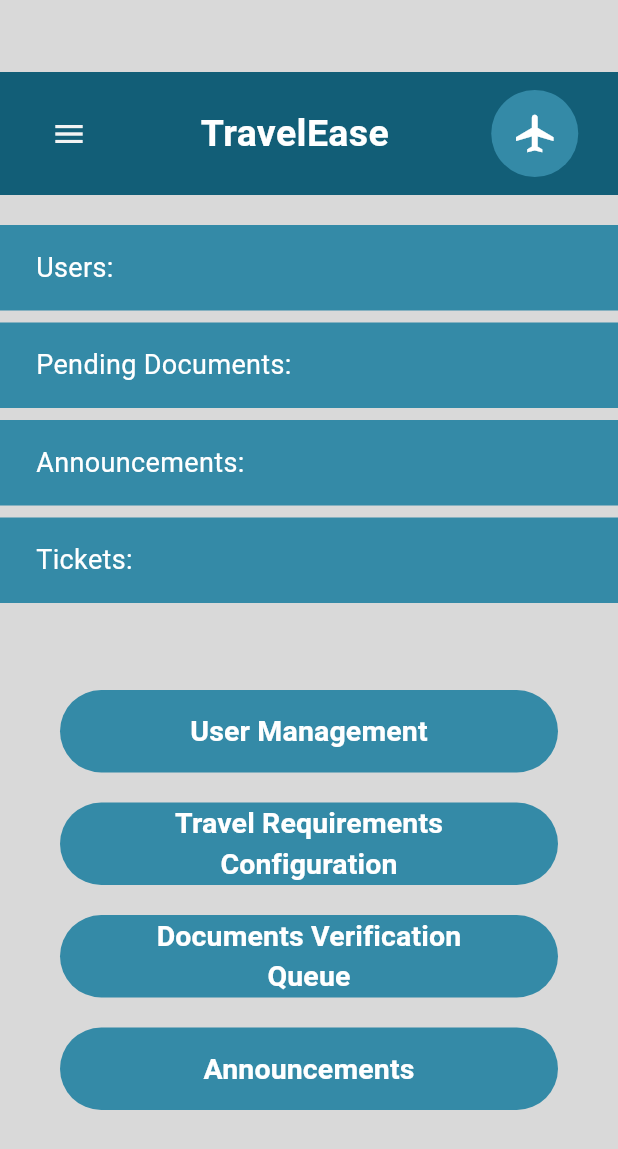
After one commit to BiancaEllaOcampo/TravelEase, a Flutter app: the AdminDashboardPage screen opened directly, on a phone screen of 412 x 824 dp. The commit adds this screen. Shown: the top 1149 px of the screen. Run offline on Flutter 3.47's test engine with Material 3 defaults, Android fonts, the phone set to English and light mode, and no system bars; network calls fail; Roboto replaces fonts that are missing (Kumbh Sans).

Commit message:
Admin dashbaord and admin login page

```diff
--- /dev/null
+++ b/lib/pages/admin_dashboard.dart
@@ -0,0 +1,219 @@
+import 'package:flutter/material.dart';
+
+class AdminDashboardPage extends StatelessWidget {
+  const AdminDashboardPage({super.key});
+
+  @override
+  Widget build(BuildContext context) {
+    return Scaffold(
+      body: Stack(
+        children: [
+          // Background
+          Container(
+            width: double.infinity,
+            height: double.infinity,
+            color: const Color(0xFFD9D9D9),
+          ),
+
+          // Header Banner
+          Positioned(
+            top: 48,
+            left: 0,
+            right: 0,
+            height: 82,
+            child: Container(
+              color: const Color(0xFF125E77),
+              child: Padding(
+                padding: const EdgeInsets.symmetric(horizontal: 22),
+                child: Row(
+                  mainAxisAlignment: MainAxisAlignment.spaceBetween,
+                  children: [
+                    IconButton(
+                      onPressed: () {},
+                      icon: const Icon(
+                        Icons.menu,
+                        color: Color(0xFFF3F3F3),
+                        size: 24,
+                      ),
+                    ),
+                    const Text(
+                      'TravelEase',
+                      style: TextStyle(
+                        color: Colors.white,
+                        fontSize: 25,
+                        fontWeight: FontWeight.bold,
+                        fontFamily: 'Kumbh Sans',
+                      ),
+                    ),
+                    Container(
+                      width: 67,
+                      height: 58,
+                      decoration: const BoxDecoration(
+                        shape: BoxShape.circle,
+                        color: Color(0xFF348AA7),
+                      ),
+                      child: const Icon(
+                        Icons.airplanemode_active,
+                        color: Colors.white,
+                        size: 30,
+                      ),
+                    ),
+                  ],
+                ),
+              ),
+            ),
+          ),
+
+          // Stats Cards
+          Positioned(
+            top: 150,
+            left: 0,
+            right: 0,
+            child: Column(
+              children: [
+                _AdminStatCard(
+                  label: 'Users:',
+                  value: '',
+                ),
+                _AdminStatCard(
+                  label: 'Pending Documents:',
+                  value: '',
+                ),
+                _AdminStatCard(
+                  label: 'Announcements:',
+                  value: '',
+                ),
+                _AdminStatCard(
+                  label: 'Tickets:',
+                  value: '',
+                  isLast: true,
+                ),
+              ],
+            ),
+          ),
+
+          // Admin Action Buttons
+          Positioned(
+            top: 450,
+            left: 0,
+            right: 0,
+            child: Column(
+              children: [
+                _AdminActionButton(
+                  text: 'User Management',
+                  onPressed: () {},
+                ),
+                _AdminActionButton(
+                  text: 'Travel Requirements\nConfiguration',
+                  onPressed: () {},
+                ),
+                _AdminActionButton(
+                  text: 'Documents Verification\nQueue',
+                  onPressed: () {},
+                ),
+                _AdminActionButton(
+                  text: 'Announcements',
+                  onPressed: () {},
+                ),
+              ],
+            ),
+          ),
+        ],
+      ),
+    );
+  }
+}
+
+class _AdminStatCard extends StatelessWidget {
+  final String label;
+  final String value;
+  final bool isLast;
+
+  const _AdminStatCard({
+    required this.label,
+    required this.value,
+    this.isLast = false,
+  });
+
+  @override
+  Widget build(BuildContext context) {
+    return Container(
+      // Remove left/right margin, set width to full
+      margin: EdgeInsets.only(
+        left: 0,
+        right: 0,
+        top: 0,
+        bottom: isLast ? 24 : 8,
+      ),
+      width: double.infinity,
+      padding: const EdgeInsets.symmetric(horizontal: 24, vertical: 14),
+      decoration: BoxDecoration(
+        color: const Color(0xFF348AA7),
+        borderRadius: BorderRadius.zero, // No border radius for full width
+      ),
+      child: Row(
+        children: [
+          Text(
+            label,
+            style: const TextStyle(
+              color: Colors.white,
+              fontSize: 18,
+              fontFamily: 'Kumbh Sans',
+              fontWeight: FontWeight.w400,
+            ),
+          ),
+          const SizedBox(width: 8),
+          Text(
+            value,
+            style: const TextStyle(
+              color: Colors.white,
+              fontSize: 20,
+              fontFamily: 'Kumbh Sans',
+              fontWeight: FontWeight.bold,
+            ),
+          ),
+        ],
+      ),
+    );
+  }
+}
+//Stats
+
+class _AdminActionButton extends StatelessWidget {
+  final String text;
+  final VoidCallback onPressed;
+
+  const _AdminActionButton({
+    required this.text,
+    required this.onPressed,
+  });
+
+  @override
+  Widget build(BuildContext context) {
+    return Container(
+      margin: const EdgeInsets.symmetric(horizontal: 40, vertical: 10),
+      width: double.infinity,
+      height: 55,
+      child: ElevatedButton(
+        onPressed: onPressed,
+        style: ElevatedButton.styleFrom(
+          backgroundColor: const Color(0xFF348AA7),
+          shape: RoundedRectangleBorder(
+            borderRadius: BorderRadius.circular(30),
+          ),
+          elevation: 0,
+        ),
+        child: Text(
+          text,
+          textAlign: TextAlign.center,
+          style: const TextStyle(
+            color: Colors.white,
+            fontSize: 19,
+            fontFamily: 'Kumbh Sans',
+            fontWeight: FontWeight.bold,
+          ),
+        ),
+      ),
+    );
+  }
+}
```
Also changed, not shown: lib/pages/admin_login.dart (added, +398 -0 lines), lib/pages/splash_screen.dart (+36 -0 lines).
